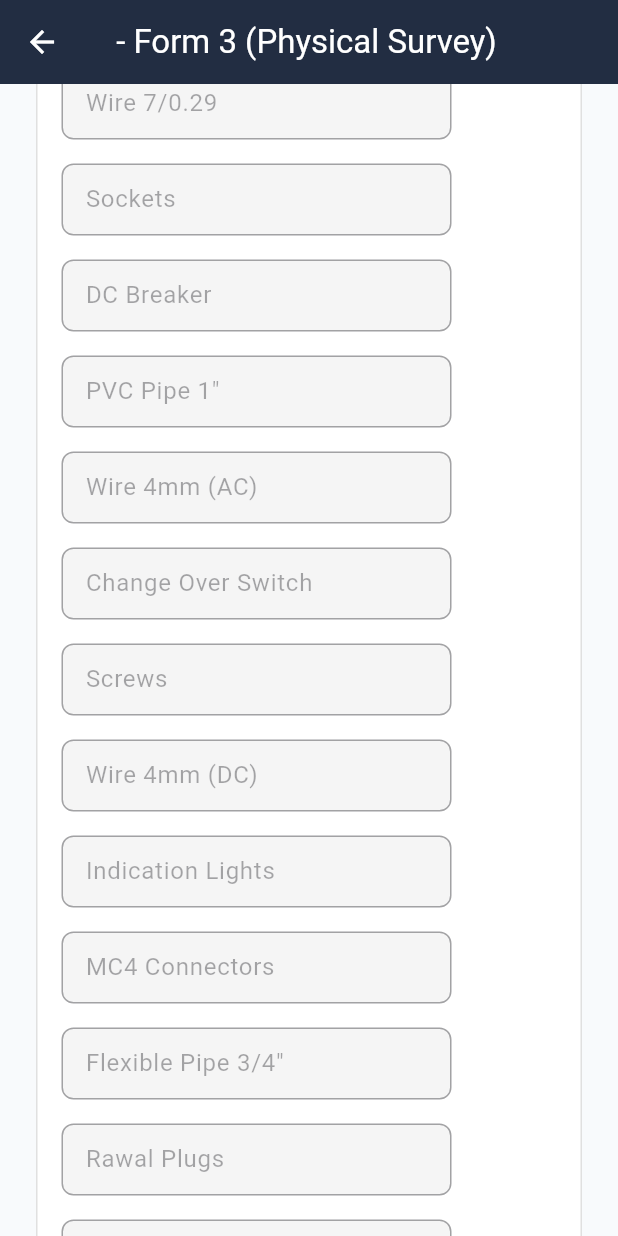
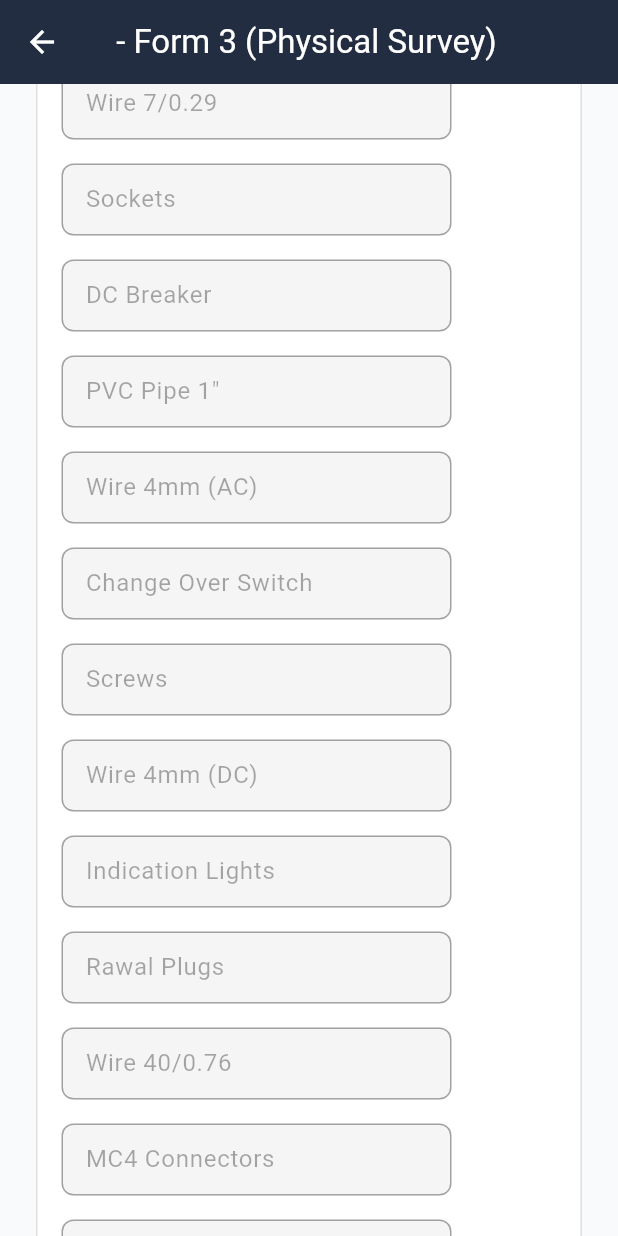
Before and after one commit to MurtazaMustafa53/form_manager, a Flutter app: the Form3View screen opened directly with empty values, scrolled down 1728 dp, on a phone screen of 412 x 824 dp. Run offline on Flutter 3.47's test engine with Material 3 defaults, Android fonts, the phone set to English and light mode, and no system bars; our stand-ins replace cloud_firestore, file_picker, firebase_core, fl_chart, shared_preferences; missing offline and left inert: excel; accounts and stored records are empty.

Commit message:
fixed the format

```diff
--- a/lib/Views/Forms/form3_view.dart
+++ b/lib/Views/Forms/form3_view.dart
@@ -21,10 +21,10 @@ List<Map<String, String>> buildMaterialFieldDefinitions() {
     {'key': 'screw', 'label': 'Screws'},
     {'key': 'dcWire4mm', 'label': 'Wire 4mm (DC)'},
     {'key': 'indicationLights', 'label': 'Indication Lights'},
+    {'key': 'rawalPlug', 'label': 'Rawal Plugs'},
+    {'key': 'wire4076', 'label': 'Wire 40/0.76'},
     {'key': 'mc4Connector', 'label': 'MC4 Connectors'},
     {'key': 'flexiblePipe34', 'label': 'Flexible Pipe 3/4"'},
-    {'key': 'rawalPlug', 'label': 'Rawal Plugs'},
-    {'key': 'wire4076', 'label': 'Wire 40/0.76'},
     {'key': 'duct25x25', 'label': 'Duct 25x25'},
     {'key': 'batteryWire', 'label': 'Battery Cable'},
     {'key': 'flexiblePipe1', 'label': 'Flexible Pipe 1"'},
@@ -87,7 +87,6 @@ class _Form3ViewState extends State<Form3View> {
     'pipeLength1': TextEditingController(),
     'acWire4mm': TextEditingController(),
     'dcWire4mm': TextEditingController(),
-    'changeOver': TextEditingController(),
     'screw': TextEditingController(),
     'wire4076': TextEditingController(),
     'rawalPlug': TextEditingController(),
```
Also changed, not shown: 1 other file.
